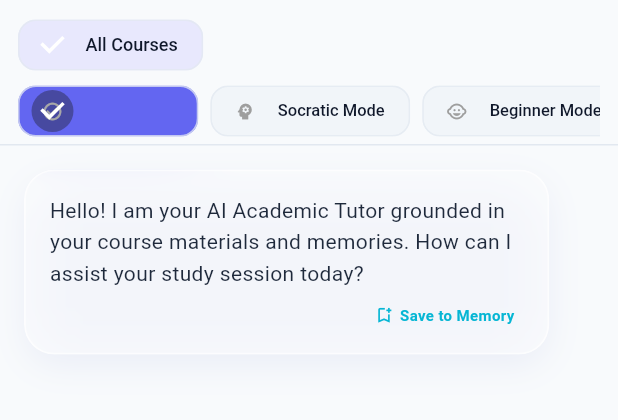
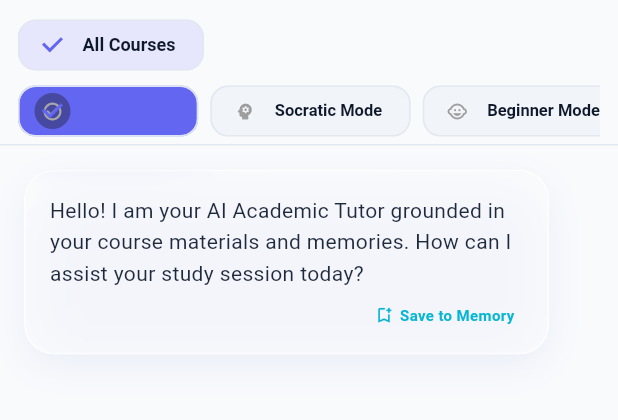
Before and after one commit to MugdhoandMuntaha/aitutor, a Flutter app: the AITutorScreen screen opened directly, on a phone screen of 412 x 824 dp, the part 156-576 px from its top. Run offline on Flutter 3.47's test engine with Material 3 defaults, Android fonts, the light colour scheme and no system bars; our stand-ins replace file_picker, flutter_dotenv, flutter_markdown_plus, flutter_riverpod, flutter_tts, google_generative_ai and 3 more; missing offline and left inert: flutter_math_fork; accounts and stored records are empty.

Commit message:
feat(theme): refine chip themes with enhanced active states and high-contrast styling

```diff
--- a/aitutor/lib/core/theme/app_theme.dart
+++ b/aitutor/lib/core/theme/app_theme.dart
@@ -133,13 +133,15 @@
     ),
     chipTheme: ChipThemeData(
       backgroundColor: lightInputFill,
-      selectedColor: primaryIndigo.withValues(alpha: 0.15),
-      labelStyle: const TextStyle(fontSize: 12, fontWeight: FontWeight.w500, color: lightTextPrimary),
-      secondaryLabelStyle: const TextStyle(fontSize: 12, fontWeight: FontWeight.w600, color: primaryIndigo),
+      selectedColor: primaryIndigo.withValues(alpha: 0.16),
+      checkmarkColor: primaryIndigo,
+      labelStyle: const TextStyle(fontSize: 12, fontWeight: FontWeight.w600, color: lightTextPrimary),
+      secondaryLabelStyle: const TextStyle(fontSize: 12, fontWeight: FontWeight.w700, color: primaryIndigo),
       shape: RoundedRectangleBorder(borderRadius: BorderRadius.circular(12)),
-      side: BorderSide(color: lightCardBorder.withValues(alpha: 0.5)),
-      padding: const EdgeInsets.symmetric(horizontal: 8, vertical: 2),
+      side: BorderSide(color: lightCardBorder.withValues(alpha: 0.8)),
+      padding: const EdgeInsets.symmetric(horizontal: 10, vertical: 4),
     ),
+
     elevatedButtonTheme: ElevatedButtonThemeData(
       style: ElevatedButton.styleFrom(
         backgroundColor: primaryIndigo,
@@ -294,13 +296,15 @@
     ),
     chipTheme: ChipThemeData(
       backgroundColor: darkSurface,
-      selectedColor: primaryIndigo.withValues(alpha: 0.25),
-      labelStyle: const TextStyle(fontSize: 12, fontWeight: FontWeight.w500, color: darkTextPrimary),
-      secondaryLabelStyle: const TextStyle(fontSize: 12, fontWeight: FontWeight.w600, color: primaryLight),
+      selectedColor: primaryIndigo.withValues(alpha: 0.28),
+      checkmarkColor: primaryLight,
+      labelStyle: const TextStyle(fontSize: 12, fontWeight: FontWeight.w600, color: darkTextPrimary),
+      secondaryLabelStyle: const TextStyle(fontSize: 12, fontWeight: FontWeight.w700, color: primaryLight),
       shape: RoundedRectangleBorder(borderRadius: BorderRadius.circular(12)),
-      side: BorderSide(color: darkCardBorder.withValues(alpha: 0.5)),
-      padding: const EdgeInsets.symmetric(horizontal: 8, vertical: 2),
+      side: BorderSide(color: darkCardBorder.withValues(alpha: 0.8)),
+      padding: const EdgeInsets.symmetric(horizontal: 10, vertical: 4),
     ),
+
     elevatedButtonTheme: ElevatedButtonThemeData(
       style: ElevatedButton.styleFrom(
         backgroundColor: primaryIndigo,
```
